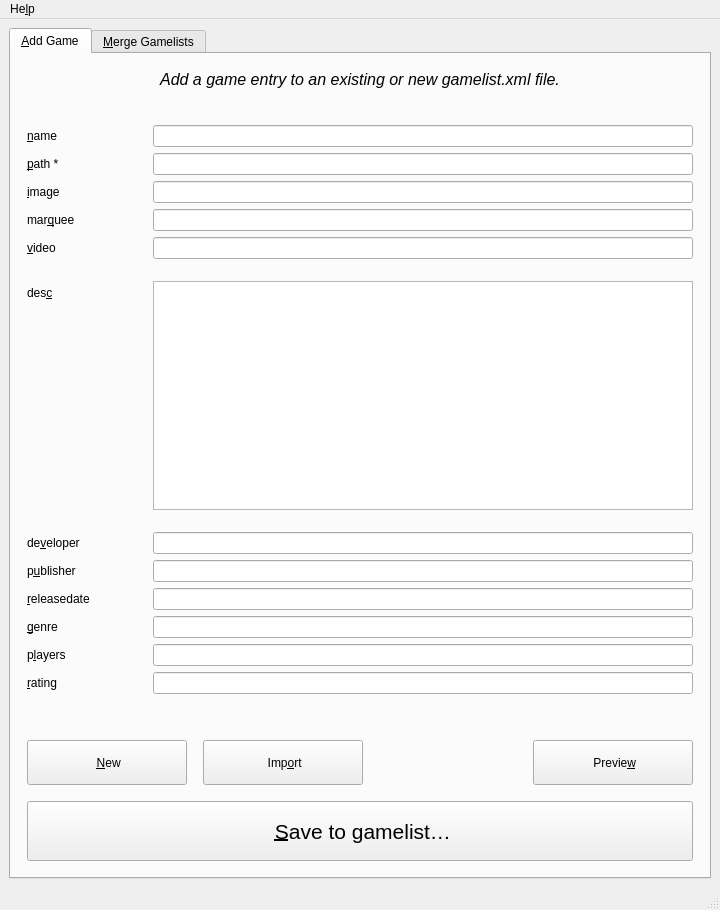
This is MainWindow.ui in thingsiplay/gamelistaddon as Qt 5 draws it before an edit. The edited form follows.
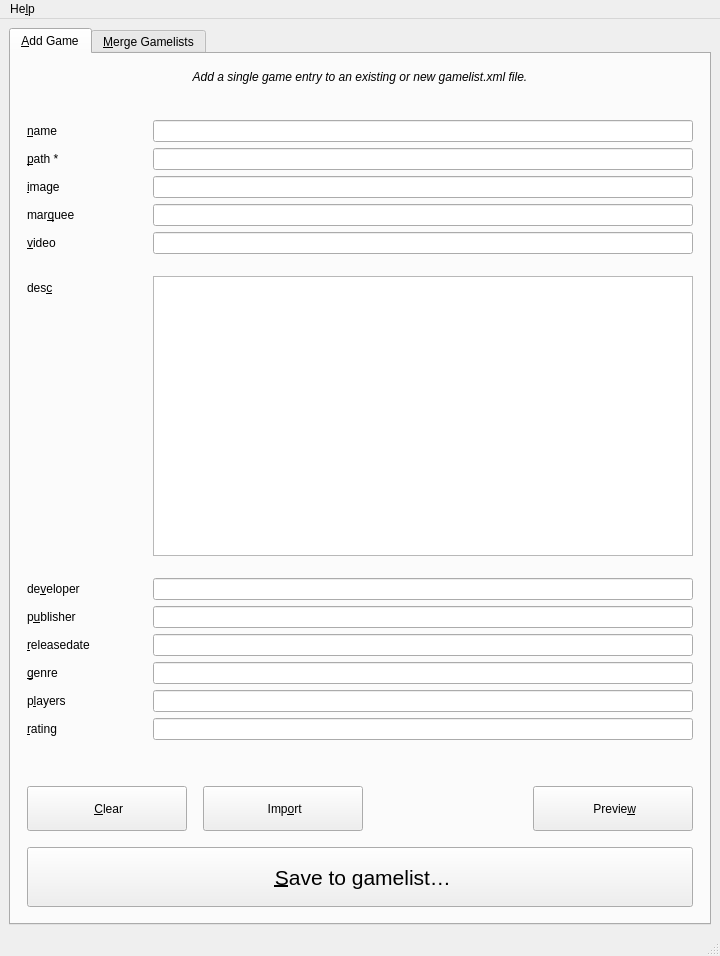
This is the edited form. Icons and pictures are not drawn.

The edit to the form file:
```diff
--- a/MainWindow.ui
+++ b/MainWindow.ui
@@ -8,7 +8,7 @@
     <x>0</x>
     <y>0</y>
     <width>720</width>
-    <height>910</height>
+    <height>956</height>
    </rect>
   </property>
   <property name="minimumSize">
@@ -105,7 +105,7 @@
              <cursorShape>PointingHandCursor</cursorShape>
             </property>
             <property name="text">
-             <string> &amp;New</string>
+             <string> &amp;Clear</string>
             </property>
             <property name="icon">
              <iconset resource="images.qrc">
@@ -205,12 +205,11 @@
          <widget class="QLabel" name="l_pagetitle_addgame">
           <property name="font">
            <font>
-            <pointsize>12</pointsize>
             <italic>true</italic>
            </font>
           </property>
           <property name="text">
-           <string>Add a game entry to an existing or new gamelist.xml file.</string>
+           <string>Add a single game entry to an existing or new gamelist.xml file.</string>
           </property>
           <property name="alignment">
            <set>Qt::AlignCenter</set>
```
Left out of the diff: 31 changed lines with no effect on the pictures.
